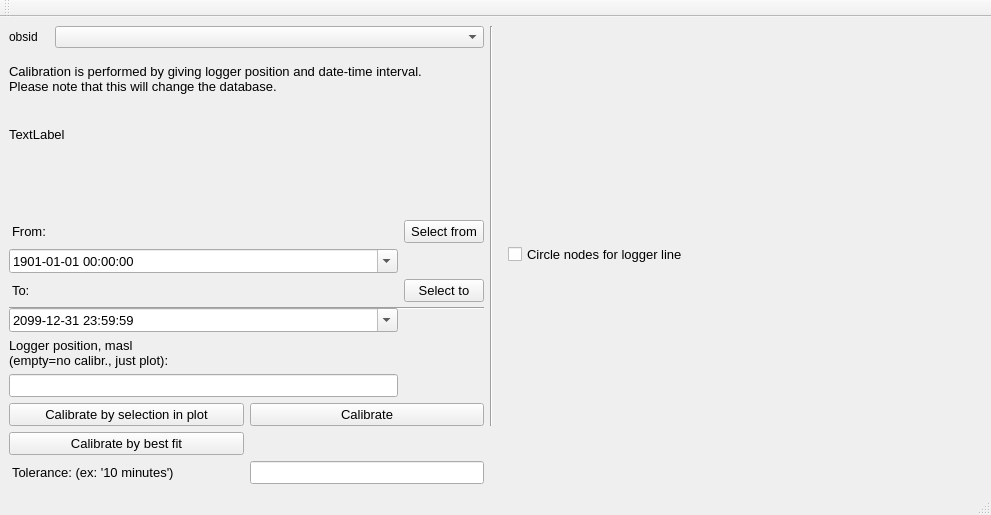
Qt form ui/calibr_logger_dialog_integrated.ui (jkall/qgis-midvatten-plugin) before a commit.
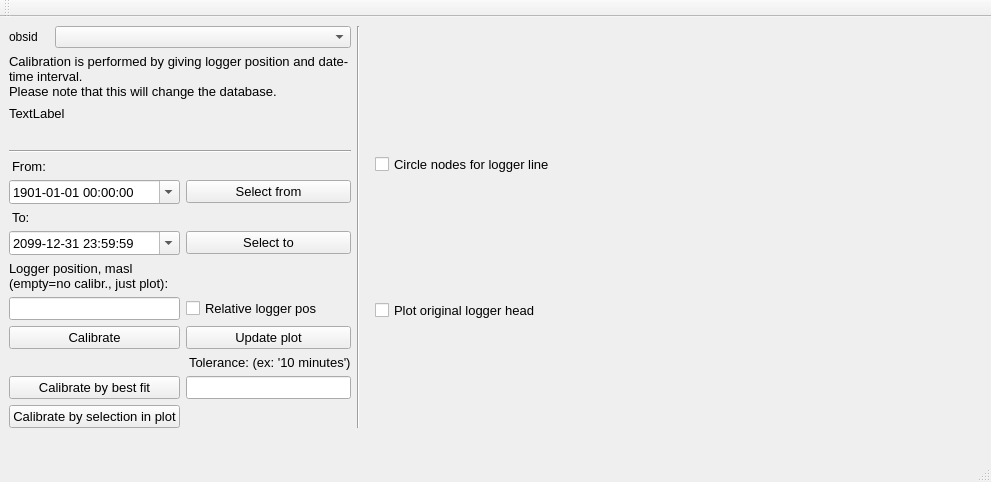
The same form after that commit.

Commit message: Logger calibration: Added calibration relative to level_masl.

Patch:
```diff
--- a/ui/calibr_logger_dialog_integrated.ui
+++ b/ui/calibr_logger_dialog_integrated.ui
@@ -171,7 +171,7 @@
         </property>
        </widget>
       </item>
-      <item row="4" column="0" colspan="2">
+      <item row="5" column="0" colspan="2">
        <layout class="QGridLayout" name="gridLayout">
         <item row="0" column="0">
          <widget class="QLabel" name="label_8">
@@ -197,26 +197,7 @@
            <number>3</number>
           </property>
          </widget>
-        </item>
-      <item row="0" column="1">
-       <widget class="QPushButton" name="pushButtonFrom">
-        <property name="sizePolicy">
-         <sizepolicy hsizetype="Preferred" vsizetype="Fixed">
-          <horstretch>0</horstretch>
-          <verstretch>0</verstretch>
-         </sizepolicy>
-        </property>
-        <property name="font">
-         <font>
-          <family>Arial</family>
-          <pointsize>10</pointsize>
-         </font>
-        </property>
-        <property name="text">
-         <string>Select from</string>
-        </property>
-       </widget>
-      </item>             
+        </item>        
         <item row="1" column="0">
          <widget class="QDateTimeEdit" name="FromDateTime">
           <property name="sizePolicy">
@@ -267,6 +248,25 @@
           </property>
          </widget>
         </item>
+      <item row="1" column="1">
+       <widget class="QPushButton" name="pushButtonFrom">
+        <property name="sizePolicy">
+         <sizepolicy hsizetype="Preferred" vsizetype="Fixed">
+          <horstretch>0</horstretch>
+          <verstretch>0</verstretch>
+         </sizepolicy>
+        </property>
+        <property name="font">
+         <font>
+          <family>Arial</family>
+          <pointsize>10</pointsize>
+         </font>
+        </property>
+        <property name="text">
+         <string>Select from</string>
+        </property>
+       </widget>
+      </item>     
         <item row="2" column="0">
          <widget class="QLabel" name="label_9">
           <property name="sizePolicy">
@@ -291,26 +291,7 @@
            <number>3</number>
           </property>
          </widget>
-        </item>
-      <item row="2" column="1">
-       <widget class="QPushButton" name="pushButtonTo">
-        <property name="sizePolicy">
-         <sizepolicy hsizetype="Preferred" vsizetype="Fixed">
-          <horstretch>0</horstretch>
-          <verstretch>0</verstretch>
-         </sizepolicy>
-        </property>
-        <property name="font">
-         <font>
-          <family>Arial</family>
-          <pointsize>10</pointsize>
-         </font>
-        </property>
-        <property name="text">
-         <string>Select to</string>
-        </property>
-       </widget>
-      </item>         
+        </item>   
         <item row="3" column="0">
          <widget class="QDateTimeEdit" name="ToDateTime">
           <property name="sizePolicy">
@@ -361,7 +342,26 @@
           </property>
          </widget>
         </item>
-        <item row="4" column="0">
+      <item row="3" column="1">
+       <widget class="QPushButton" name="pushButtonTo">
+        <property name="sizePolicy">
+         <sizepolicy hsizetype="Preferred" vsizetype="Fixed">
+          <horstretch>0</horstretch>
+          <verstretch>0</verstretch>
+         </sizepolicy>
+        </property>
+        <property name="font">
+         <font>
+          <family>Arial</family>
+          <pointsize>10</pointsize>
+         </font>
+        </property>
+        <property name="text">
+         <string>Select to</string>
+        </property>
+       </widget>
+      </item>     
+        <item row="4" column="0" rowspan="2">
          <widget class="QLabel" name="label_11">
           <property name="font">
            <font>
@@ -378,7 +378,7 @@
           </property>
          </widget>
         </item>
-        <item row="5" column="0">
+        <item row="6" column="0">
          <widget class="QLineEdit" name="LoggerPos">
           <property name="sizePolicy">
            <sizepolicy hsizetype="MinimumExpanding" vsizetype="Fixed">
@@ -403,28 +403,32 @@
           </property>
          </widget>
         </item>
-       </layout>
-      </item>
-      <item row="5" column="0">
-       <widget class="QPushButton" name="pushButtonLpos">
-        <property name="sizePolicy">
-         <sizepolicy hsizetype="Preferred" vsizetype="Fixed">
-          <horstretch>0</horstretch>
-          <verstretch>0</verstretch>
-         </sizepolicy>
-        </property>
-        <property name="font">
-         <font>
-          <family>Arial</family>
-          <pointsize>10</pointsize>
-         </font>
-        </property>
-        <property name="text">
-         <string>Calibrate by selection in plot</string>
-        </property>
-       </widget>
-      </item>            
-      <item row="5" column="1">
+    <item row="6" column="1">    
+     <widget class="QCheckBox" name="relative_loggerpos">    
+      <property name="sizePolicy">    
+       <sizepolicy hsizetype="MinimumExpanding" vsizetype="Fixed">    
+        <horstretch>0</horstretch>    
+        <verstretch>0</verstretch>    
+       </sizepolicy>    
+      </property>    
+      <property name="minimumSize">    
+       <size>    
+        <width>0</width>    
+        <height>0</height>    
+       </size>    
+      </property>    
+      <property name="font">    
+       <font>    
+        <family>Arial</family>    
+        <pointsize>10</pointsize>    
+       </font>    
+      </property>
+      <property name="text">
+       <string>Relative logger pos</string>
+      </property>      
+     </widget>    
+    </item>         
+      <item row="7" column="0">
        <widget class="QPushButton" name="pushButton">
         <property name="sizePolicy">
          <sizepolicy hsizetype="Preferred" vsizetype="Fixed">
@@ -443,8 +447,8 @@
         </property>
        </widget>
       </item>
-      <item row="6" column="0">
-       <widget class="QPushButton" name="pushButtonCalcBestFit">
+      <item row="7" column="1">
+       <widget class="QPushButton" name="pushButtonupdateplot">
         <property name="sizePolicy">
          <sizepolicy hsizetype="Preferred" vsizetype="Fixed">
           <horstretch>0</horstretch>
@@ -458,11 +462,11 @@
          </font>
         </property>
         <property name="text">
-         <string>Calibrate by best fit</string>
+         <string>Update plot</string>
         </property>
        </widget>
       </item>
-        <item row="7" column="0">
+        <item row="8" column="1">
          <widget class="QLabel" name="label_tolerance">
           <property name="sizePolicy">
            <sizepolicy hsizetype="MinimumExpanding" vsizetype="Fixed">
@@ -486,8 +490,27 @@
            <number>3</number>
           </property>
          </widget>
-        </item>      
-        <item row="7" column="1">
+        </item>
+      <item row="9" column="0">
+       <widget class="QPushButton" name="pushButtonCalcBestFit">
+        <property name="sizePolicy">
+         <sizepolicy hsizetype="Preferred" vsizetype="Fixed">
+          <horstretch>0</horstretch>
+          <verstretch>0</verstretch>
+         </sizepolicy>
+        </property>
+        <property name="font">
+         <font>
+          <family>Arial</family>
+          <pointsize>10</pointsize>
+         </font>
+        </property>
+        <property name="text">
+         <string>Calibrate by best fit</string>
+        </property>
+       </widget>
+      </item> 
+        <item row="9" column="1">
          <widget class="QLineEdit" name="bestFitTolerance">
           <property name="sizePolicy">
            <sizepolicy hsizetype="MinimumExpanding" vsizetype="Fixed">
@@ -511,7 +534,50 @@
            <set>Qt::ImhPreferNumbers</set>
           </property>
          </widget>
-        </item>      
+        </item>  
+      <item row="10" column="0">
+       <widget class="QPushButton" name="pushButtonLpos">
+        <property name="sizePolicy">
+         <sizepolicy hsizetype="Preferred" vsizetype="Fixed">
+          <horstretch>0</horstretch>
+          <verstretch>0</verstretch>
+         </sizepolicy>
+        </property>
+        <property name="font">
+         <font>
+          <family>Arial</family>
+          <pointsize>10</pointsize>
+         </font>
+        </property>
+        <property name="text">
+         <string>Calibrate by selection in plot</string>
+        </property>
+       </widget>
+      </item>
+       </layout>
+      </item>               
+      <item row="11" column="0">
+       <widget class="QLabel" name="calib_help">
+        <property name="sizePolicy">
+         <sizepolicy hsizetype="Preferred" vsizetype="Preferred">
+          <horstretch>0</horstretch>
+          <verstretch>0</verstretch>
+         </sizepolicy>
+        </property>
+        <property name="font">
+         <font>
+          <family>Arial</family>
+          <pointsize>10</pointsize>
+         </font>
+        </property>
+        <property name="text">
+         <string></string>
+        </property>
+        <property name="wordWrap">
+         <bool>true</bool>
+        </property>
+       </widget>
+      </item>    
      </layout>
     </item>
     <item row="0" column="1">
@@ -556,7 +622,32 @@
        <string>Circle nodes for logger line</string>
       </property>      
      </widget>    
-    </item>         
+    </item>     
+    <item row="2" column="0">    
+     <widget class="QCheckBox" name="plot_logger_head">    
+      <property name="sizePolicy">    
+       <sizepolicy hsizetype="MinimumExpanding" vsizetype="Fixed">    
+        <horstretch>0</horstretch>    
+        <verstretch>0</verstretch>    
+       </sizepolicy>    
+      </property>    
+      <property name="minimumSize">    
+       <size>    
+        <width>0</width>    
+        <height>0</height>    
+       </size>    
+      </property>    
+      <property name="font">    
+       <font>    
+        <family>Arial</family>    
+        <pointsize>10</pointsize>    
+       </font>    
+      </property>
+      <property name="text">
+       <string>Plot original logger head</string>
+      </property>      
+     </widget>    
+    </item>             
       </layout>
      </widget>
     </item>        
```
The commit also changes 1 other file.
